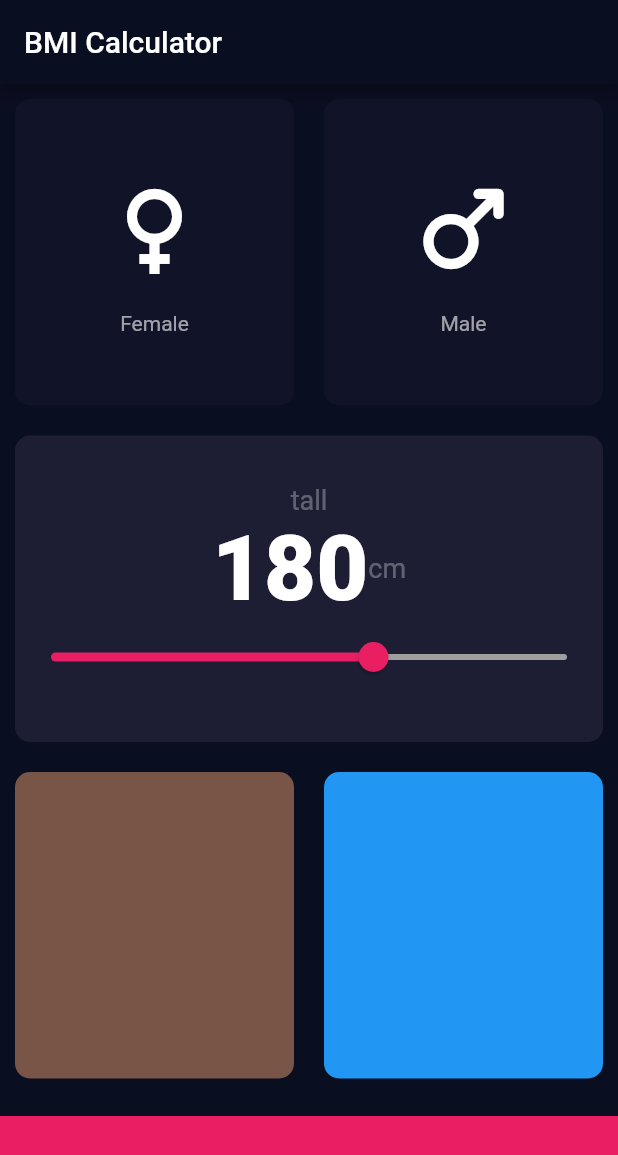
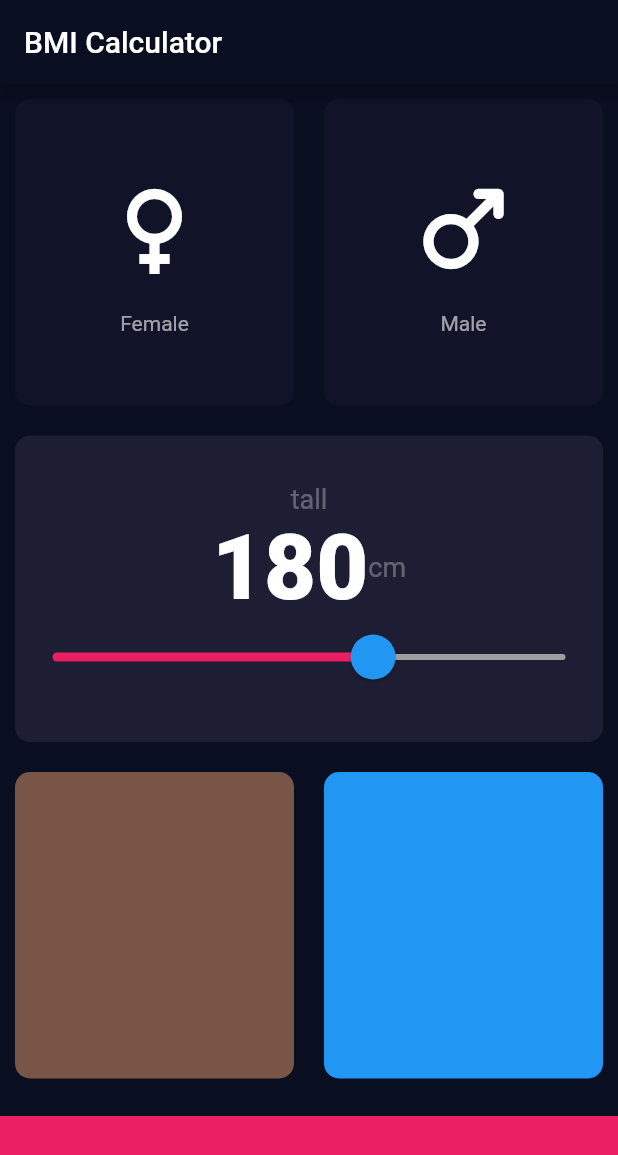
Before and after one commit to cmskzhan/flutter, a Flutter app: the screen it shows after launch, on a phone screen of 412 x 824 dp. Shown: the top 1155 px of the screen. Run offline on Flutter 3.47's test engine with Material 2 defaults, Android fonts, the light colour scheme and no system bars.

Commit message:
customize slider with sliderTheme copywith

```diff
--- a/lib/input_page.dart
+++ b/lib/input_page.dart
@@ -70,9 +70,17 @@
                       Text('cm', style: labelTextStyle,)
                     ],
                   ),
-                  Slider(value: initialTall.toDouble(), min: 80, max: 240, activeColor: Colors.pink, inactiveColor: Colors.grey,
-                         onChanged: (double newTall) { setState(() { initialTall = newTall.floor(); print(newTall); });
-                    } ) ],
+                  SliderTheme(
+                    data: SliderTheme.of(context).copyWith(
+                      thumbShape: RoundSliderThumbShape(enabledThumbRadius: 15),
+                      overlayShape: RoundSliderOverlayShape(overlayRadius: 25),
+                      activeTrackColor: Colors.pink, // replace activeColor: Colors.pink down in slider attribute
+                      inactiveTrackColor: Colors.grey // replace inactiveColor: Colors.grey down in slider attribute
+                    ),
+                    child: Slider(value: initialTall.toDouble(), min: 80, max: 240, // activeColor: Colors.pink, inactiveColor: Colors.grey,
+                           onChanged: (double newTall) { setState(() { initialTall = newTall.floor(); print(newTall); });
+                      } ),
+                  ) ],
               ),),
           ),
           Expanded(
```
